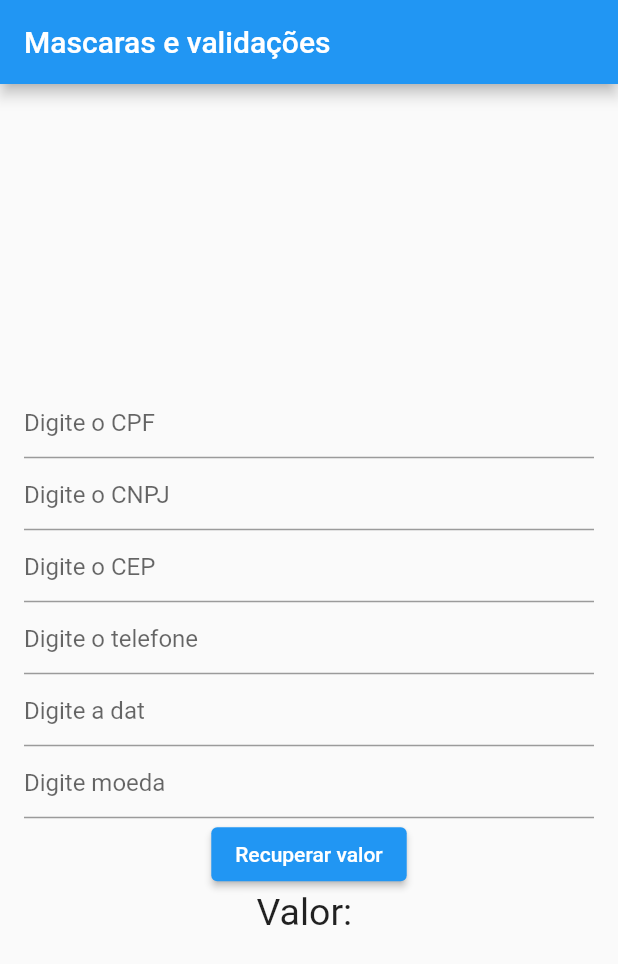
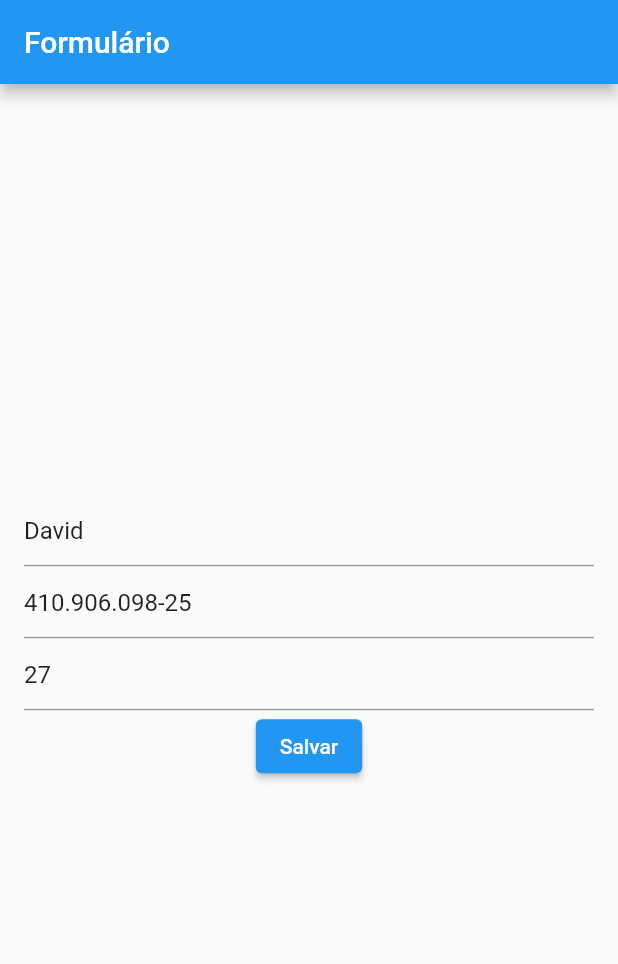
Before and after one commit to davidkalil10/MascarasFlutter, a Flutter app: the screen it shows after launch, on a phone screen of 412 x 824 dp. Shown: the top 964 px of the screen. Run offline on Flutter 3.47's test engine with Material 2 defaults, Android fonts, the phone set to English and light mode, and no system bars; our stand-ins replace brasil_fields; missing offline and left inert: cpf_cnpj_validator, validadores.

Commit message:
Formulários e validações

```diff
--- /dev/null
+++ b/lib/Formulario.dart
@@ -0,0 +1,122 @@
+import 'package:brasil_fields/brasil_fields.dart';
+import 'package:cpf_cnpj_validator/cpf_validator.dart';
+import 'package:flutter/material.dart';
+import 'package:flutter/services.dart';
+import 'package:validadores/Validador.dart';
+
+class Formulario extends StatefulWidget {
+  @override
+  _FormularioState createState() => _FormularioState();
+}
+
+class _FormularioState extends State<Formulario> {
+
+  TextEditingController _cpfController = TextEditingController(text: "410.906.098-25");
+  TextEditingController _nomeController = TextEditingController(text: "David");
+  TextEditingController _idadeController = TextEditingController(text: "27");
+
+  final _formKey = GlobalKey<FormState>();
+  String _mensagem = "";
+  String _nome;
+  String _idade;
+  String _cpf;
+
+  @override
+  Widget build(BuildContext context) {
+    return Scaffold(
+      appBar: AppBar(title: Text("Formulário"),),
+      body: Container(
+        padding: EdgeInsets.all(16),
+        child: Center(
+          child: SingleChildScrollView(
+            child: Form(
+              key: _formKey,
+              child: Column(
+                children: [
+                  TextFormField(
+                    controller: _nomeController,
+                    decoration: InputDecoration(
+                      hintText: "Digite seu nome"
+                    ),
+                    onSaved: (valor){
+                      _nome = valor;
+                    },
+                    validator: (valor){
+                      return Validador()
+                          .add(Validar.OBRIGATORIO,msg: "Campo obrigatório")
+                          .minLength(5,msg: "Digite ao menos 5 caracteres")
+                          .valido(valor);
+
+                    },
+                  ),
+                  TextFormField(
+                    controller: _cpfController,
+                    keyboardType: TextInputType.number,
+                    decoration: InputDecoration(
+                        hintText: "Digite seu CPF"
+                    ),
+                    onSaved: (valor){
+                      _cpf = valor;
+                    },
+                    inputFormatters: [
+                      FilteringTextInputFormatter.digitsOnly,
+                      CpfInputFormatter()
+                    ],
+                    validator: (valor){
+
+              /*        if(valor.isEmpty){
+                        return "Campo obrigatório";
+                      }
+                      if(!CPFValidator.isValid(valor)){
+                        return "CPF Inválido";
+                      }*/
+
+                      return Validador()
+                          .add(Validar.OBRIGATORIO,msg: "Campo obrigatório")
+                          .add(Validar.CPF,msg:"CPF Inválido")
+                          .valido(valor);
+
+                    },
+                  ),
+                  TextFormField(
+                    controller: _idadeController,
+                    keyboardType: TextInputType.number,
+                    decoration: InputDecoration(
+                        hintText: "Digite sua idade"
+                    ),
+                    onSaved: (valor){
+                      _idade = valor;
+                    },
+                    validator: (valor){
+                      return Validador()
+                          .add(Validar.OBRIGATORIO,msg: "Campo obrigatório")
+                          .valido(valor);
+                    },
+                  ),
+
+                  ElevatedButton(
+                    child: Text("Salvar"),
+                    onPressed: (){
+                        if(_formKey.currentState.validate()){
+                         print( "to valido");
+                         _formKey.currentState.save();
+                         setState(() {
+                          /* _nome = _nomeController.text;
+                           _idade = _idadeController.text;
+                           _cpf = _cpfController.text;*/
+                           _mensagem = "Nome: ${_nome}, Idade: ${_idade}, CPF: ${_cpf}";
+                         });
+                        }
+                    },
+                  ),
+                  Text(_mensagem,style: TextStyle(fontSize: 25),)
+
+                ],
+              ),
+            ),
+          ),
+        ),
+      ),
+    );
+  }
+}
--- a/lib/main.dart
+++ b/lib/main.dart
@@ -1,10 +1,11 @@
 import 'package:flutter/material.dart';
+import 'package:mascara_campos/Formulario.dart';
 import 'package:mascara_campos/Home.dart';
 
 void main() {
   runApp(MaterialApp(
     title: "Mascaras e validações",
-    home: Home(),
+    home: Formulario(),
     debugShowCheckedModeBanner: false,
   ));
 }
--- a/pubspec.yaml
+++ b/pubspec.yaml
@@ -30,6 +30,8 @@ dependencies:
   cupertino_icons: ^1.0.2
   brasil_fields: 1.0.0
   intl: ^0.17.0
+  validadores: ^1.0.2
+  cpf_cnpj_validator: ^1.0.5
 
 dev_dependencies:
   flutter_test:
```
Also changed, not shown: pubspec.lock.
